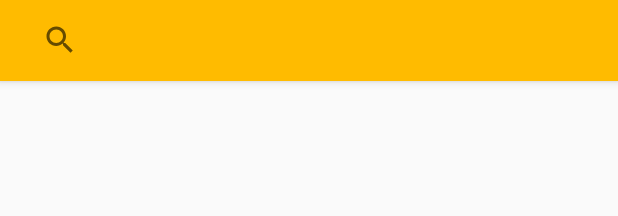
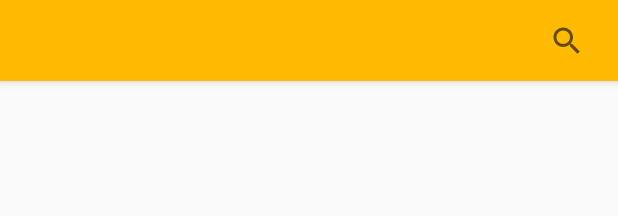
Before and after one commit to Jochem-tb/MovieRadar, an Android app: the layout catalogus.xml on its own in the app's theme, with its tools: preview values and no code run, on a phone screen of 412 x 824 dp. Shown: the top 216 px of the screen. Run offline under Robolectric (Android 15) with nearby library versions, the light colour scheme and no system bars.

```diff
--- a/app/src/main/res/layout/catalogus.xml
+++ b/app/src/main/res/layout/catalogus.xml
@@ -10,19 +10,23 @@
 
     <androidx.appcompat.widget.Toolbar
         android:id="@+id/tbCatalogus"
-        app:title=""
         android:layout_width="match_parent"
         android:layout_height="54dp"
         android:background="@color/orange"
         android:elevation="4dp">
 
         <SearchView
-            android:layout_width="380dp"
-            android:layout_height="40dp"/>
+            android:id="@+id/svcatalogus"
+            android:layoutDirection="rtl"
+            android:layout_width="match_parent"
+            android:layout_height="match_parent"
+            android:layout_margin="10dp"
+            android:queryHint="@string/search_hint"/>
 
     </androidx.appcompat.widget.Toolbar>
 
     <androidx.recyclerview.widget.RecyclerView
+        android:id="@+id/rvCatalogus"
         android:layout_width="match_parent"
         android:layout_height="wrap_content"
         android:layout_below="@+id/tbCatalogus"
```
Also changed, not shown: app/src/main/java/com/example/movieradar/Catalogus.java (+11 -2 lines), app/src/main/java/com/example/movieradar/CatalogusAdapter.java (added, +56 -0 lines), app/src/main/res/layout/catalogus_recyclerview_item.xml (added, +27 -0 lines).
